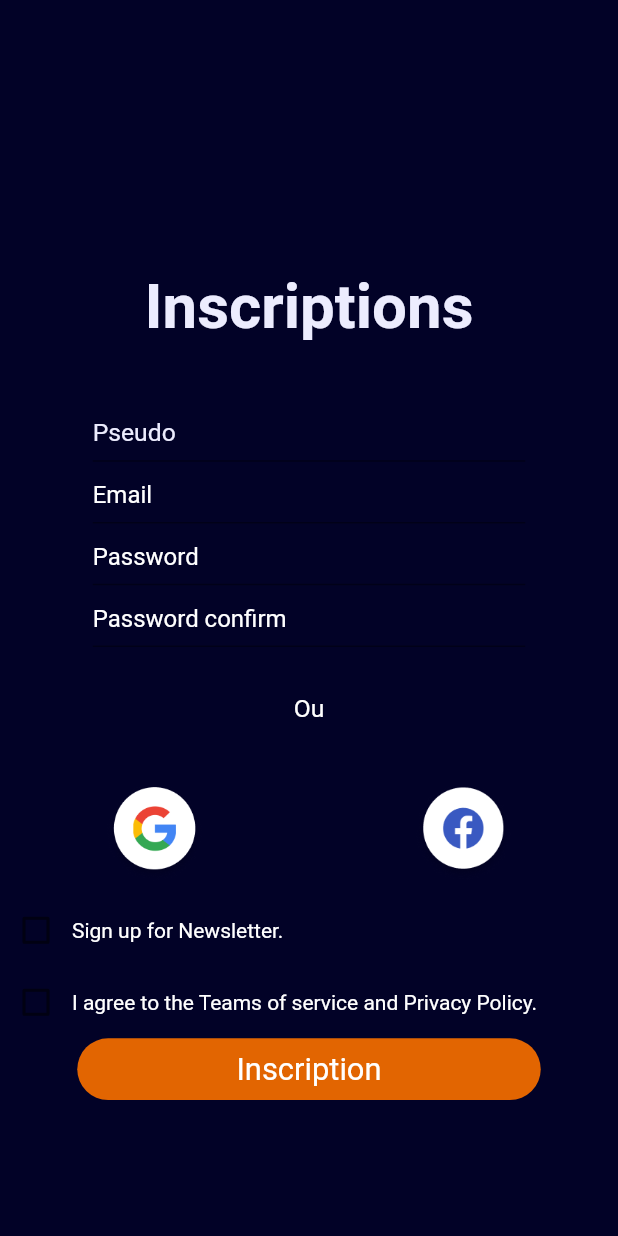
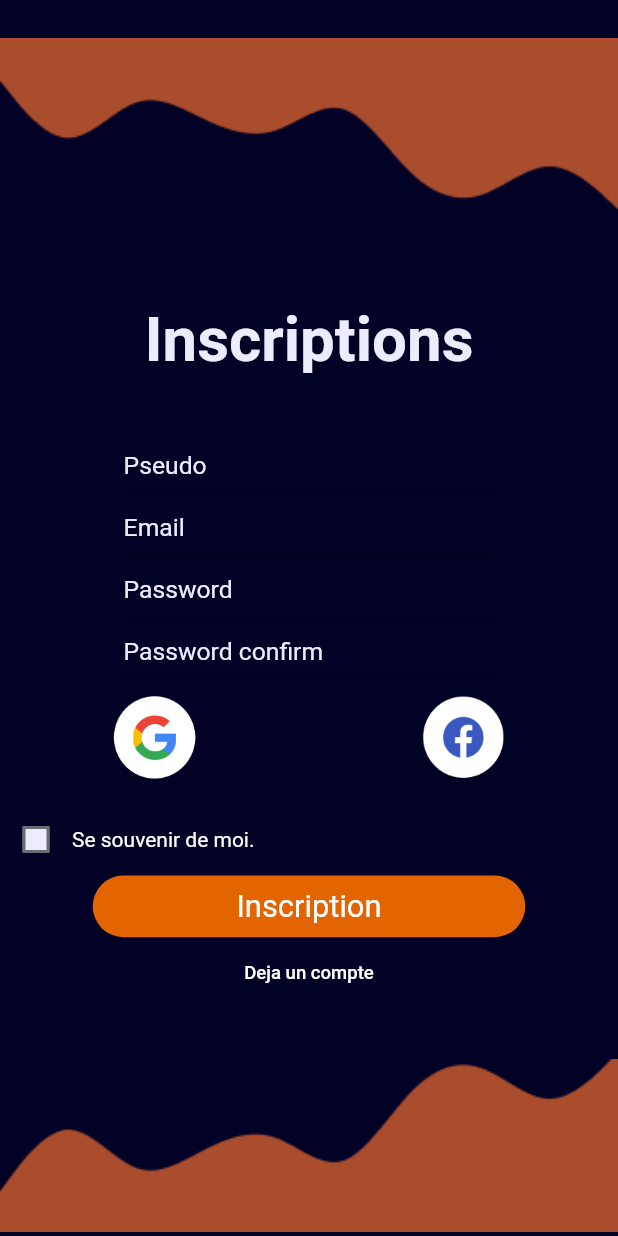
Before and after one commit to KevinImbott/PictsManager, a Flutter app: the MyHomePage screen opened directly, on a phone screen of 412 x 824 dp. Run offline on Flutter 3.47's test engine with Material 2 defaults, Android fonts, the phone set to English and light mode, and no system bars; our stand-ins replace camera, image_picker; project files that could hold a hidden picture were left out.

Commit message:
page login and register front fonctionelle

```diff
--- a/mobile/lib/main.dart
+++ b/mobile/lib/main.dart
@@ -25,7 +25,7 @@ class MyApp extends StatelessWidget {
 
     return const MaterialApp(
       title: 'Welcome to Flutter',
-      home: MyLoginPage()
+      home: MyHomePage()
     );
   }
 }
--- a/mobile/lib/screens/home/login.dart
+++ b/mobile/lib/screens/home/login.dart
@@ -1,4 +1,5 @@
 import 'package:flutter/material.dart';
+import 'package:mobile/screens/home/register.dart';
 import 'package:path/path.dart';
 
 void main() => runApp(const MyApp());
@@ -45,12 +46,7 @@ class _MyLoginPageState extends State<MyLoginPage> {
         body: Container(
           height: double.infinity,
           width: double.infinity,
-          decoration: BoxDecoration(
-              image: DecorationImage(
-                  colorFilter: ColorFilter.mode(
-                      Color.fromARGB(255, 0, 0, 0).withOpacity(0.5), BlendMode.dstATop),
-                  fit: BoxFit.cover,
-                  image: AssetImage(fond))),
+
           child: Column(children: [
             Container(
               height: MediaQuery.of(context).size.height * 0.2,
@@ -106,6 +102,9 @@ class _MyLoginPageState extends State<MyLoginPage> {
                 style: TextStyle(
                     color: const Color.fromRGBO(236, 236, 254, 1),
                     fontSize: MediaQuery.of(context).size.height * 0.020),
+                    obscureText: true,
+                    enableSuggestions: false,
+                    autocorrect: false,
                 onChanged: (val) {
                   setState(() => password = val);
                 },
@@ -187,9 +186,17 @@ class _MyLoginPageState extends State<MyLoginPage> {
                 ),
               ),
             ),
-            SizedBox(
-                height: MediaQuery.of(context).size.height * 0.1,
-                ),
+            TextButton(onPressed: (){
+              Navigator.push(context,
+                            MaterialPageRoute<void>(
+                                builder:(BuildContext context) {
+                                  return MyHomePage();
+                                }));
+            }, child: Text('C’est la premiere fois ! Inscris toi',style: TextStyle(color:Color.fromARGB(255, 255, 255, 255),fontSize: MediaQuery.of(context).size.height *0.015),))
+          ,
+          SizedBox(
+                height: MediaQuery.of(context).size.height * 0.04,
+            ),
             Container(
 
               height: MediaQuery.of(context).size.height * 0.14,
--- a/mobile/lib/screens/home/register.dart
+++ b/mobile/lib/screens/home/register.dart
@@ -1,7 +1,8 @@
 import 'package:flutter/material.dart';
+import 'package:mobile/screens/home/login.dart';
 
 void main() => runApp(const MyApp());
-String fond = 'img/Fondbleu.png';
+
 String pseudo = '';
 String email = '';
 String password = '';
@@ -32,33 +33,32 @@ class _MyHomePageState extends State<MyHomePage> {
 
   @override
   Widget build(BuildContext context) {
-
+    Color getColor(Set<MaterialState> states) {
+      const Set<MaterialState> interactiveStates = <MaterialState>{
+        MaterialState.pressed,
+        MaterialState.hovered,
+        MaterialState.focused,
+      };
+      return Color.fromRGBO(236, 236, 254, 1);
+    }
     return Scaffold(
     backgroundColor: const Color.fromRGBO(2, 2,39 , 1),
       body:Container(
           height: double.infinity,
           width: double.infinity,
-        decoration: BoxDecoration(
+
+          child: Column(children: [
+            Container(
+              height: MediaQuery.of(context).size.height * 0.2,
+              decoration: const BoxDecoration(
                           image: DecorationImage(
-            colorFilter: ColorFilter.mode(Colors.black.withOpacity(0.5), BlendMode.dstATop),
-            fit: BoxFit.cover, image: AssetImage(fond),
+                            image: AssetImage("img/Vectortopregister.png"),
+                            fit: BoxFit.fitWidth,
                           ),
               ),
-        child: Column(
-          children:[
-            Container(
-              margin: const EdgeInsets.only(top: 40),
-              height:MediaQuery.of(context).size.height*0.025,
-              width:MediaQuery.of(context).size.width*0.9,
               child: Row(
                 mainAxisAlignment: MainAxisAlignment.end,
-
               ),
-              ),
-            SizedBox(
-              height:MediaQuery.of(context).size.height *0.1,
-              width:MediaQuery.of(context).size.height,
-
             ),
             SizedBox(
               height:MediaQuery.of(context).size.height *0.15,
@@ -68,7 +68,7 @@ class _MyHomePageState extends State<MyHomePage> {
               )
             ),SizedBox(
                height:MediaQuery.of(context).size.height *0.05,
-              width:MediaQuery.of(context).size.width *0.70,
+              width:MediaQuery.of(context).size.width *0.60,
               child:TextFormField(
               style: TextStyle(color:const Color.fromRGBO(236, 236, 254, 1),fontSize: MediaQuery.of(context).size.height *0.020),
               onChanged: (val){
@@ -86,61 +86,68 @@ class _MyHomePageState extends State<MyHomePage> {
             ),
             SizedBox(
                height:MediaQuery.of(context).size.height *0.05,
-              width:MediaQuery.of(context).size.width *0.70,
+              width:MediaQuery.of(context).size.width *0.60,
               child:TextFormField(
-                                style: TextStyle(color: fond == 'img/Fondbleu.png' ? Colors.white : Colors.black),
+                style: TextStyle(color:const Color.fromRGBO(236, 236, 254, 1),fontSize: MediaQuery.of(context).size.height *0.020),
                 onChanged: (val){
                   setState(()=>email = val);
                 },
                 validator:(val) =>
                 val!.isEmpty ? 'Email manquant' : null,
                 decoration: InputDecoration(
-                                  labelStyle:TextStyle(color: fond == 'img/Fondbleu.png' ? const Color.fromARGB(255, 255, 255, 255):const Color.fromARGB(255, 0, 0, 0), fontWeight: FontWeight.bold,) ,
+                  labelStyle: TextStyle(color:const Color.fromRGBO(236, 236, 254, 1),fontSize: MediaQuery.of(context).size.height *0.020),
                     hintText: 'Email',
-                                  hintStyle: TextStyle(color:fond == 'img/Fondbleu.png' ? const Color.fromARGB(255, 255, 255, 255):const Color.fromARGB(255, 0, 0, 0)),
+                  hintStyle: const TextStyle(color: Color.fromRGBO(236, 236, 254, 1)),
                   ),
                 ),
             ),
     SizedBox(
                height:MediaQuery.of(context).size.height *0.05,
-              width:MediaQuery.of(context).size.width *0.70,
-              child:TextFormField(
-                                style: TextStyle(color: fond == 'img/Fondbleu.png' ? const Color.fromARGB(255, 255, 255, 255):const Color.fromARGB(255, 0, 0, 0)),
-                                onChanged: (val){
-                                  setState(()=>email = val);
+              width:MediaQuery.of(context).size.width *0.60,
+              child: TextFormField(
+                style: TextStyle(
+                    color: const Color.fromRGBO(236, 236, 254, 1),
+                    fontSize: MediaQuery.of(context).size.height * 0.020),
+                    obscureText: true,
+                    enableSuggestions: false,
+                    autocorrect: false,
+                onChanged: (val) {
+                  setState(() => password = val);
                 },
-                                validator:(val) =>
-                                val!.isEmpty ? 'Password manquant' : null,
+                validator: (val) => val!.isEmpty ? 'Password manquant' : null,
                 decoration: InputDecoration(
-                                  labelStyle:TextStyle(color: fond == 'img/Fondbleu.png' ? const Color.fromARGB(255, 255, 255, 255):const Color.fromARGB(255, 0, 0, 0), fontWeight: FontWeight.bold,) ,
+                  labelStyle: TextStyle(
+                      color: const Color.fromRGBO(236, 236, 254, 1),
+                      fontSize: MediaQuery.of(context).size.height * 0.020),
                   hintText: 'Password',
-                                  hintStyle: TextStyle(color:fond == 'img/Fondbleu.png' ? const Color.fromARGB(255, 255, 255, 255):const Color.fromARGB(255, 0, 0, 0)),
+                  hintStyle:
+                      const TextStyle(color: Color.fromRGBO(236, 236, 254, 1)),
                 ),
               ),
             ),
             SizedBox(
                height:MediaQuery.of(context).size.height *0.05,
-              width:MediaQuery.of(context).size.width *0.70,
-              child:TextFormField(
-                                style: TextStyle(color: fond == 'img/Fondbleu.png' ? const Color.fromARGB(255, 255, 255, 255):const Color.fromARGB(255, 0, 0, 0)),
-                                onChanged: (val){
-                                  setState(()=>email = val);
+              width:MediaQuery.of(context).size.width *0.60,
+              child: TextFormField(
+                style: TextStyle(
+                    color: const Color.fromRGBO(236, 236, 254, 1),
+                    fontSize: MediaQuery.of(context).size.height * 0.020),
+                    obscureText: true,
+                    enableSuggestions: false,
+                    autocorrect: false,
+                onChanged: (val) {
+                  setState(() => password = val);
                 },
-                                validator:(val) =>
-                                val!.isEmpty ? 'Password manquant' : null,
+                validator: (val) => val!.isEmpty ? 'password is not identical' : null,
                 decoration: InputDecoration(
-                                  labelStyle:TextStyle(color: fond == 'img/Fondbleu.png' ? const Color.fromARGB(255, 255, 255, 255):const Color.fromARGB(255, 0, 0, 0), fontWeight: FontWeight.bold,) ,
+                  labelStyle: TextStyle(
+                      color: const Color.fromRGBO(236, 236, 254, 1),
+                      fontSize: MediaQuery.of(context).size.height * 0.020),
                   hintText: 'Password confirm',
-                                  hintStyle: TextStyle(color:fond == 'img/Fondbleu.png' ? const Color.fromARGB(255, 255, 255, 255):const Color.fromARGB(255, 0, 0, 0)),
+                  hintStyle:
+                      const TextStyle(color: Color.fromRGBO(236, 236, 254, 1)),
                 ),
               ),
-            ),
-            SizedBox(
-              height:MediaQuery.of(context).size.height *0.1,
-              width:MediaQuery.of(context).size.height *0.70,
-              child:Center(
-                child: Text('Ou',style: TextStyle(color:fond == 'img/Fondbleu.png' ? const Color.fromARGB(255, 255, 255, 255):const Color.fromARGB(255, 0, 0, 0),fontSize: MediaQuery.of(context).size.height *0.02),),
-              )
             ),
             SizedBox(
               height:MediaQuery.of(context).size.height *0.10,
@@ -173,25 +180,25 @@ class _MyHomePageState extends State<MyHomePage> {
             ),
             Row(
               children: [
-                Checkbox(onChanged: (bool? value) {setState(() {
+                Checkbox(
+                  fillColor: MaterialStateProperty.resolveWith(getColor),
+                  onChanged: (bool? value) {
+                    setState(() {
                       choix1 = !choix1;
-                });   }, value: choix1,),
-                Text('Sign up for Newsletter.',style: TextStyle(color:fond == 'img/Fondbleu.png' ? const Color.fromARGB(255, 255, 255, 255):const Color.fromARGB(255, 0, 0, 0)),)
-              ],
+                    });
+                  },
+                  value: choix1,
                 ),
-            Row(
-              children: [
-                Checkbox(onChanged: (bool? value) {setState(() {
-                  choix2 = !choix2;
-                });   }, value: choix2,),
-                Text('I agree to the Teams of service and Privacy Policy.',style: TextStyle(color:fond == 'img/Fondbleu.png' ? const Color.fromARGB(255, 255, 255, 255):const Color.fromARGB(255, 0, 0, 0)),)
+                const Text('Se souvenir de moi.',
+                    style:
+                        TextStyle(color: Color.fromARGB(255, 255, 255, 255))),
               ],
             ),
             GestureDetector(
               onTap: (){},
               child: Container(
                 height:MediaQuery.of(context).size.height *0.05,
-                width:MediaQuery.of(context).size.width *0.75,
+                width:MediaQuery.of(context).size.width *0.70,
                 decoration: BoxDecoration(
                   color: Color.fromARGB(255, 226, 101, 1),
                   borderRadius: BorderRadius.circular(25)
@@ -201,6 +208,27 @@ class _MyHomePageState extends State<MyHomePage> {
                 ),
               ),
             ),
+            TextButton(onPressed: (){
+              Navigator.push(context,
+                            MaterialPageRoute<void>(
+                                builder:(BuildContext context) {
+                                  return MyLoginPage();
+                                }));
+            }, child: Text('Deja un compte',style: TextStyle(color:Color.fromARGB(255, 255, 255, 255),fontSize: MediaQuery.of(context).size.height *0.015),))
+          ,
+          SizedBox(
+                height: MediaQuery.of(context).size.height * 0.04,
+            ),
+            Container(
+
+              height: MediaQuery.of(context).size.height * 0.14,
+              decoration: const BoxDecoration(
+                          image: DecorationImage(
+                            image: AssetImage("img/Vectorbot.png"),
+                            fit: BoxFit.fitWidth,
+                          ),
+              ),
+            )
           ],
         ),
       )
--- a/mobile/pubspec.yaml
+++ b/mobile/pubspec.yaml
@@ -64,7 +64,8 @@ flutter:
 
   # To add assets to your application, add an assets section, like this:
   assets:
-    - img/Fondbleu.png
+    - img/Vectortopregister.png
+    - img/Vectorbotregister.png
     - img/google.png
     - img/facebook.png
     - img/Vector.png
```
Also changed, not shown: mobile/img/Vectorbotregister.png (added), mobile/img/Vectortopregister.png (added). Lines whose indentation alone changed are shown as unchanged.
